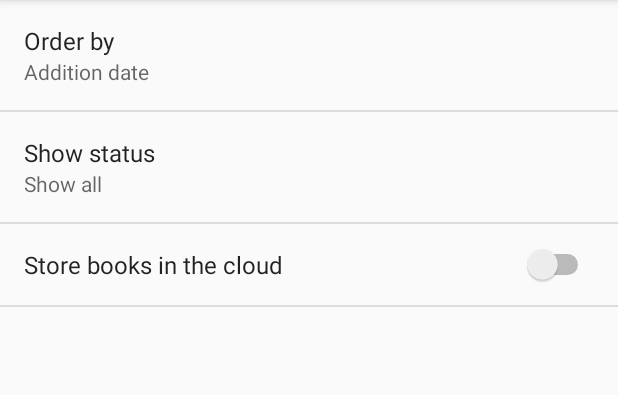
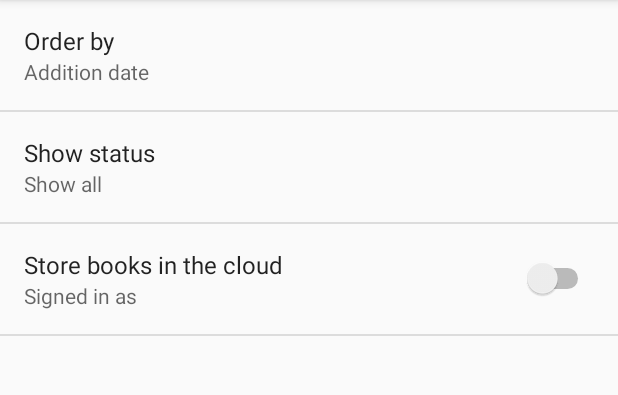
Before and after one commit to lukaspetersson/BookLog, an Android app: the SettingsActivity screen opened directly, with no data from a screen before it, on a phone screen of 412 x 824 dp, the part 84-479 px from its top. Run offline under Robolectric (Android 15) with nearby library versions, the phone set to English and light mode, and no system bars; our stand-ins replace Firebase (no records; nobody signed in at launch, a user with empty details on screens opened directly); libraries missing offline, so code that uses them is left out: com.firebase.ui.

Commit message:
login preferance compleat

```diff
--- a/app/src/main/java/com/lukas/android/booklog/SettingsActivity.java
+++ b/app/src/main/java/com/lukas/android/booklog/SettingsActivity.java
@@ -67,18 +67,26 @@ public class SettingsActivity extends AppCompatActivity {
                     FirebaseUser user = firebaseAuth.getCurrentUser();
                     if (user != null) {
                         // User is signed in
-
-                        //TODO: translate
-                        authUser.setSummary("Signed in as "+user.getDisplayName());
-
+                        authUser.setSummary(getString(R.string.auth_true_label)+user.getDisplayName());
                     } else {
                         // User is signed out
-                        authUser.setSummary("Signed out");
-
+                        authUser.setSummary(getString(R.string.auth_false_label));
                     }
                 }
             };
+        }
 
+        @Override
+        public void onPause(){
+        super.onPause();
+            if (mAuthStateListener != null) {
+                mFirebaseAuth.removeAuthStateListener(mAuthStateListener);
+            }
+        }
+        @Override
+        public void onResume(){
+            super.onResume();
+            mFirebaseAuth.addAuthStateListener(mAuthStateListener);
         }
 
         @Override
@@ -115,7 +123,7 @@ public class SettingsActivity extends AppCompatActivity {
 
                     }else{
                         //logging out
-                        AuthUI.getInstance().signOut(SettingsActivity.this);
+                        AuthUI.getInstance().signOut(getActivity());
                     }
                 }
             }
--- a/app/src/main/res/values/strings.xml
+++ b/app/src/main/res/values/strings.xml
@@ -56,8 +56,8 @@
     <bool name="auth_true_value" translatable="false">true</bool>
     <bool name="auth_false_value" translatable="false">false</bool>
 
-    <string name="auth_true_label">Logged in</string>
-    <string name="auth_false_label">Logged out</string>
+    <string name="auth_true_label">"Signed in as "</string>
+    <string name="auth_false_label">Signed out</string>
 
     <string name="settings_show_status_label">Show status</string>
     <string name="settings_show_status_key" translatable="false">show_status</string>
```
Also changed, not shown: 1 other file.
